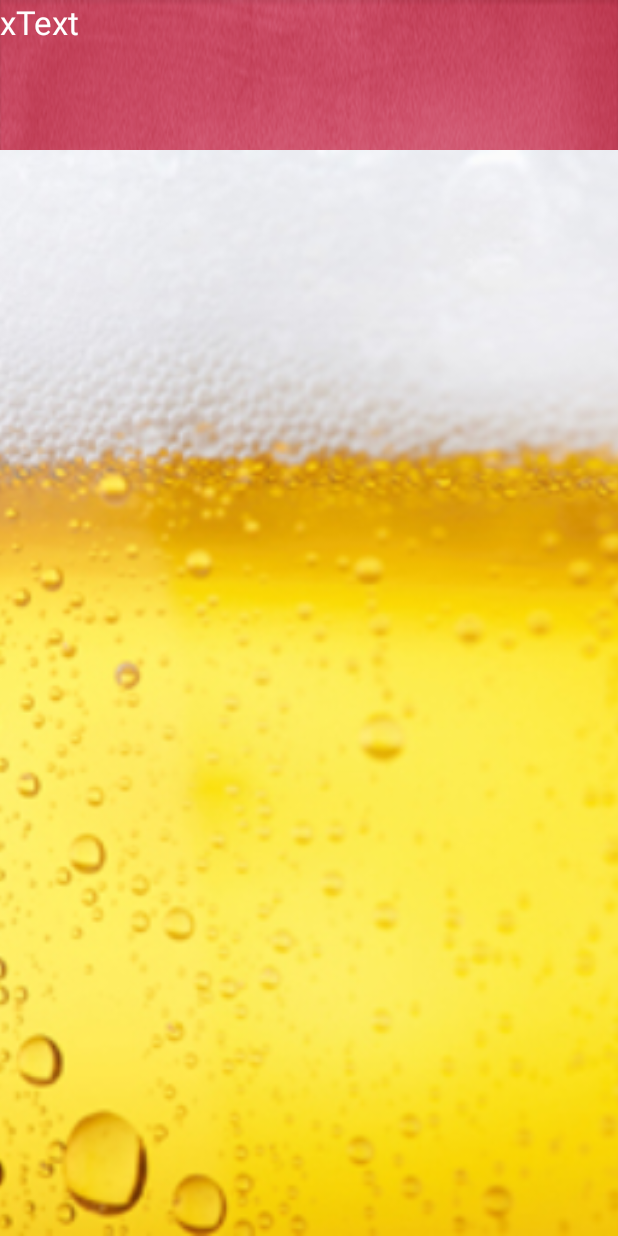
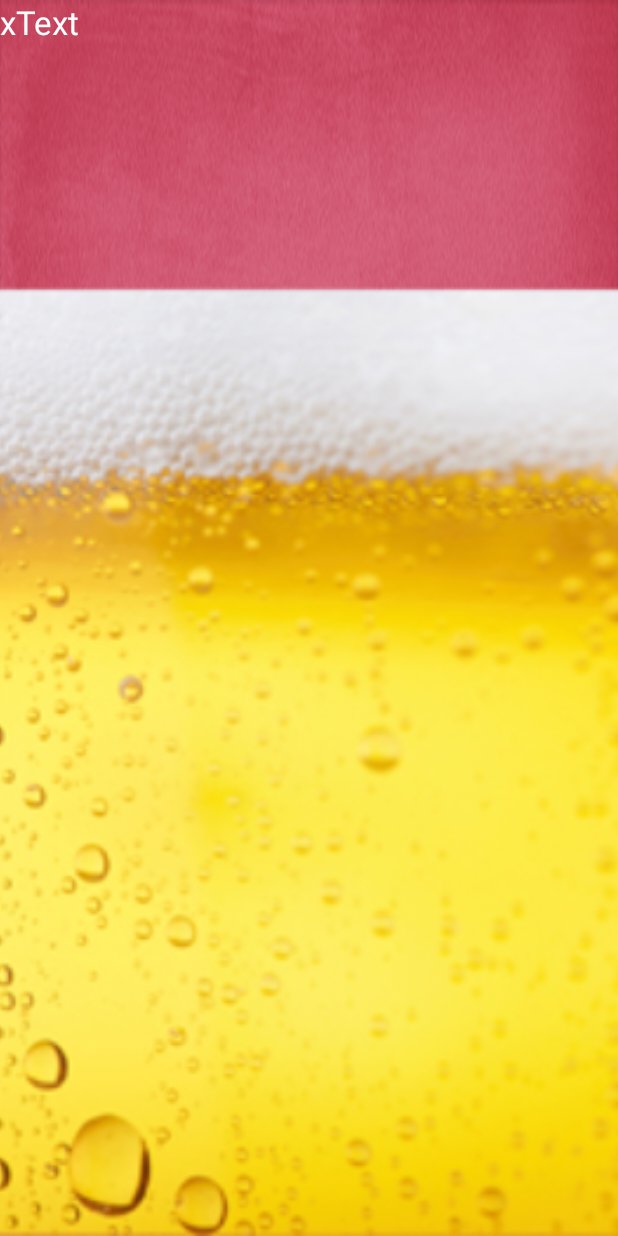
Before and after one commit to JaspervanTilburg/VirgielOwee2016, an Android app: the BiertjeActivity screen opened directly, with no data from a screen before it, on a phone screen of 412 x 824 dp. Run offline under Robolectric (Android 15) with nearby library versions, the phone set to English and light mode, and no system bars; 3 statements that could not run were skipped.

Commit message:
some change

```diff
--- a/app/src/main/res/layout/activity_biertje.xml
+++ b/app/src/main/res/layout/activity_biertje.xml
@@ -14,30 +14,10 @@
         android:layout_alignParentTop="true"
         android:text="xText" />
 
-    <!--     <TextView
-         android:layout_width="wrap_content"
-         android:layout_height="wrap_content"
-         android:textAppearance="?android:attr/textAppearanceLarge"
-         android:text="yText"
-         android:id="@+id/y_text"
-         android:layout_below="@+id/x_text"
-         android:layout_centerHorizontal="true"
-         android:layout_marginTop="75dp" />
-
-     <TextView
-         android:layout_width="wrap_content"
-         android:layout_height="wrap_content"
-         android:textAppearance="?android:attr/textAppearanceLarge"
-         android:text="zText"
-         android:id="@+id/z_text"
-         android:layout_below="@+id/y_text"
-         android:layout_centerHorizontal="true"
-         android:layout_marginTop="73dp" />-->
     <ImageView
         android:layout_width="fill_parent"
         android:layout_height="fill_parent"
         android:id="@+id/img_biertje"
-        android:src="@drawable/biertje"
-        android:paddingTop="100dp"
+        android:src="@drawable/biertje2"
         android:scaleType="centerCrop" />
 </RelativeLayout>
```
Also changed, not shown: app/src/main/java/com/example/jasper/virgielowee2016/BiertjeActivity.java (+29 -26 lines), app/src/main/res/drawable/biertje.jpg (deleted), app/src/main/res/drawable/biertje.png (added), app/src/main/res/drawable/biertje2.png (added).
